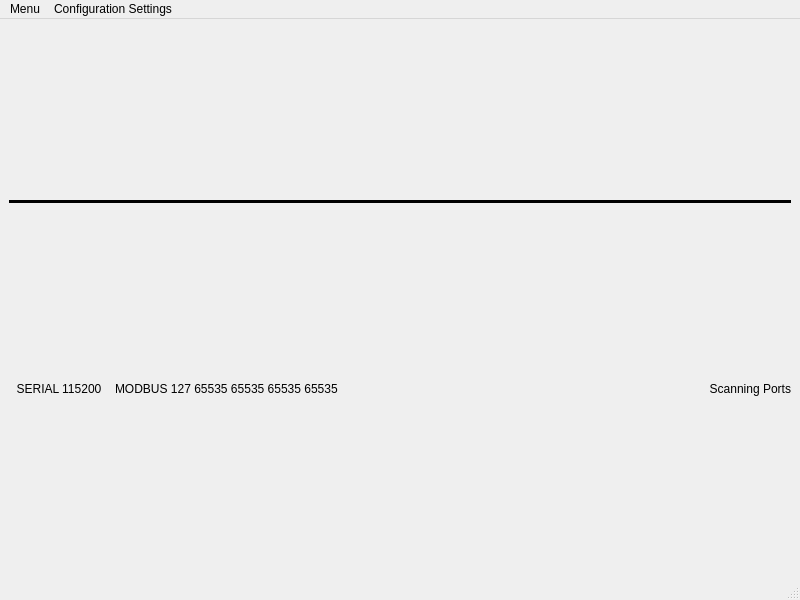
Before: the Qt Designer form oven_heater.ui in eai13/OVEN_Heater_2, drawn with Qt 5.
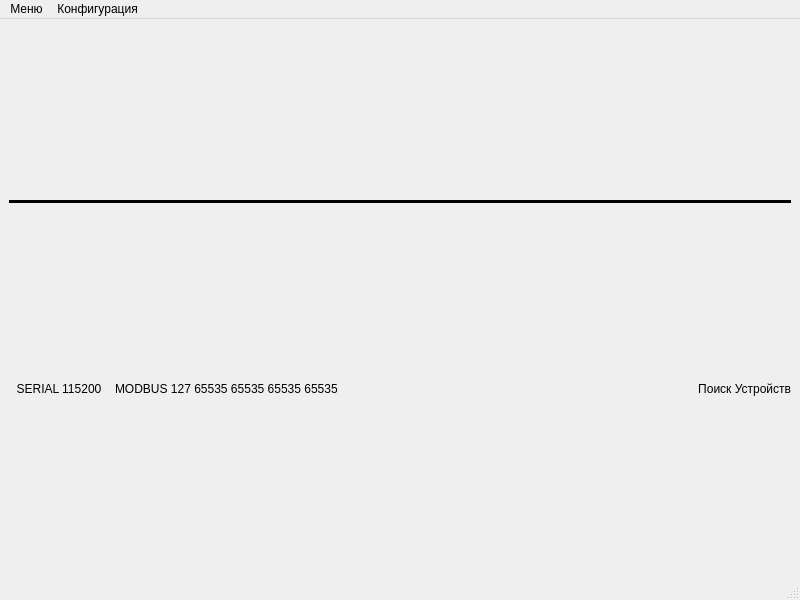
After: the same form once the commit is applied.

Patch:
```diff
--- a/oven_heater.ui
+++ b/oven_heater.ui
@@ -89,7 +89,7 @@
          </size>
         </property>
         <property name="text">
-         <string>Scanning Ports</string>
+         <string>Поиск Устройств</string>
         </property>
         <property name="alignment">
          <set>Qt::AlignRight|Qt::AlignTrailing|Qt::AlignVCenter</set>
@@ -111,14 +111,14 @@
    </property>
    <widget class="QMenu" name="menuSerial_Setup">
     <property name="title">
-     <string>Configuration Settings</string>
+     <string>Конфигурация</string>
     </property>
     <addaction name="action_serial_settings"/>
     <addaction name="action_modbus_settings"/>
    </widget>
    <widget class="QMenu" name="menuMenu">
     <property name="title">
-     <string>Menu</string>
+     <string>Меню</string>
     </property>
     <addaction name="action_save_experiment"/>
     <addaction name="action_save_experiment_as"/>
```
Left out of the diff: 16 changed lines with no effect on the pictures.
